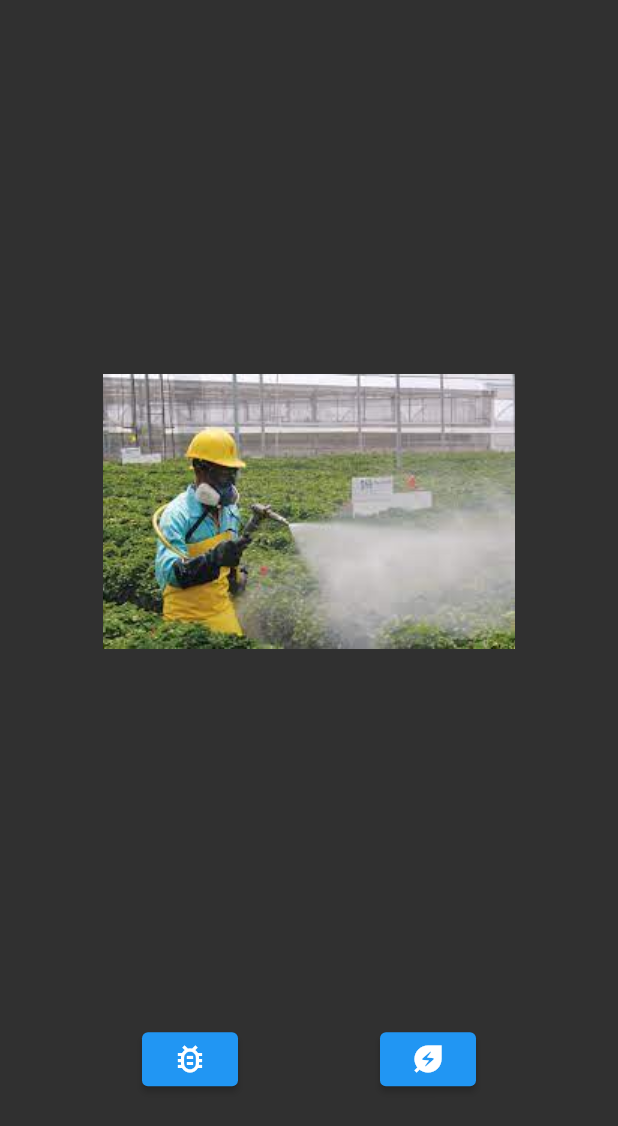
After one commit to edd79/plants_demo, a Flutter app: the screen it shows after launch, after a tap on "Get Started round 3", on a phone screen of 412 x 824 dp. The commit adds this screen. Shown: the top 1126 px of the screen. Run offline on Flutter 3.47's test engine with Material 2 defaults, Android fonts, the phone set to English and light mode, and no system bars; our stand-ins replace camera.

Commit message:
some navigation

```diff
--- a/lib/main.dart
+++ b/lib/main.dart
@@ -4,7 +4,7 @@ import 'dart:io';
 import 'package:camera/camera.dart';
 import 'package:flutter/material.dart';
 
-import 'src/welcome_screen.dart';
+import 'src/screens/welcome_screen.dart';
 
 Future<void> main() async {
   // Ensure that plugin services are initialized so that `availableCameras()`
--- /dev/null
+++ b/lib/src/screens/home_page.dart
@@ -0,0 +1,50 @@
+import 'package:camera/camera.dart';
+import 'package:flutter/material.dart';
+import 'package:plants_demo/src/screens/camera_handler.dart';
+
+class HomePage extends StatelessWidget {
+  //const HomePage({super.key});
+  const HomePage({Key? key, required this.firstCamera}) : super(key: key);
+  final CameraDescription firstCamera;
+
+  @override
+  Widget build(BuildContext context) {
+    var height = MediaQuery.of(context).size.height;
+    return Scaffold(
+      body: Column(
+        mainAxisAlignment: MainAxisAlignment.spaceEvenly,
+        children: [
+          Image(
+            image: AssetImage('assets/project_pics/control1.jpeg'),
+            height: height * 0.6,
+          ),
+          Row(
+            mainAxisAlignment: MainAxisAlignment.spaceEvenly,
+            children: [
+              ElevatedButton(
+                  onPressed: () {
+                    Navigator.push(
+                        context,
+                        MaterialPageRoute(
+                          builder: (context) =>
+                              TakePictureScreen(camera: firstCamera),
+                        ));
+                  },
+                  child: Icon(Icons.bug_report_outlined)),
+              ElevatedButton(
+                  onPressed: () {
+                    Navigator.push(
+                        context,
+                        MaterialPageRoute(
+                          builder: (context) =>
+                              TakePictureScreen(camera: firstCamera),
+                        ));
+                  },
+                  child: Icon(Icons.energy_savings_leaf))
+            ],
+          )
+        ],
+      ),
+    );
+  }
+}
--- a/lib/src/welcome_screen.dart
+++ b/lib/src/screens/welcome_screen.dart
@@ -1,6 +1,7 @@
 import 'package:flutter/material.dart';
 import 'package:camera/camera.dart';
-import 'package:plants_demo/src/camera_handler.dart';
+import 'package:plants_demo/src/screens/camera_handler.dart';
+import 'package:plants_demo/src/screens/home_page.dart';
 
 class WelcomeScreen extends StatelessWidget {
   const WelcomeScreen({Key? key, required this.firstCamera}) : super(key: key);
@@ -20,7 +21,7 @@ class WelcomeScreen extends StatelessWidget {
             mainAxisAlignment: MainAxisAlignment.spaceEvenly,
             children: [
               Image(
-                image: AssetImage('assets/project_pics/pest1.jpg'),
+                image: AssetImage('assets/project_pics/control6.jpeg'),
                 height: height * 0.6,
               ),
               Column(
@@ -42,7 +43,7 @@ class WelcomeScreen extends StatelessWidget {
                           context,
                           MaterialPageRoute(
                             builder: (context) =>
-                                TakePictureScreen(camera: firstCamera),
+                                HomePage(firstCamera: firstCamera),
                           ));
                     },
                     child: Text('Get Started round 3'),
```
Also changed, not shown: assets/project_pics/bug1.jpeg (added), assets/project_pics/control1.jpeg (added), assets/project_pics/control2.jpeg (added), assets/project_pics/control3.jpeg (added), assets/project_pics/control4.jpeg (added), assets/project_pics/control5.jpeg (added), assets/project_pics/control6.jpeg (added), assets/project_pics/hopper1.jpeg (added), assets/project_pics/leaf2.jpeg (added), assets/project_pics/leaf3.jpeg (added), assets/project_pics/leaf4.jpeg (added), assets/project_pics/leaf5.jpeg (added), assets/project_pics/leafbug1.jpeg (added), assets/project_pics/ugh1.jpeg (added), 3 more files.
